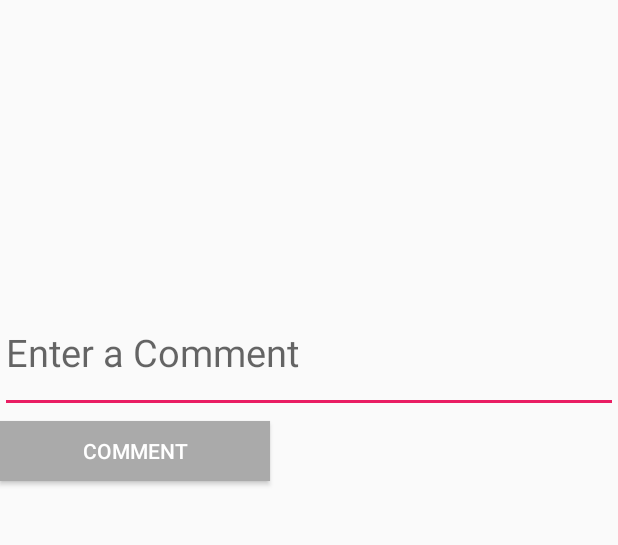
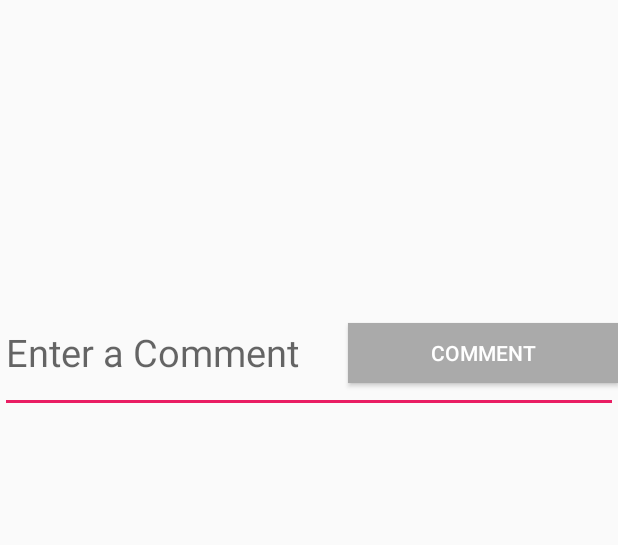
Before and after one commit to AaronSalo/SickNasty, an Android app: the layout activity_post.xml on its own in the app's theme, with its tools: preview values and no code run, on a phone screen of 412 x 824 dp, the part 537-1082 px from its top. Run offline under Robolectric (Android 15) with nearby library versions, the phone set to English and light mode, and no system bars.

Commit message:
Added some changes to commenting and how they're displayed.

```diff
--- a/app/src/main/res/layout/activity_post.xml
+++ b/app/src/main/res/layout/activity_post.xml
@@ -50,7 +50,7 @@
         android:layout_width="match_parent"
         android:layout_height="80dp"
         android:textAlignment="viewStart"
-        android:textColor="@android:color/darker_gray"
+        android:textColor="@android:color/tertiary_text_dark"
         android:textSize="25dp"
         app:layout_constraintEnd_toEndOf="parent"
         app:layout_constraintHorizontal_bias="0.0"
@@ -64,7 +64,7 @@
         android:layout_marginTop="10dp"
         android:hint="Enter a Comment"
         android:textAlignment="viewStart"
-        android:textColor="@android:color/darker_gray"
+        android:textColor="@android:color/black"
         android:textSize="25dp"
         app:layout_constraintEnd_toEndOf="parent"
         app:layout_constraintHorizontal_bias="0.0"
@@ -76,11 +76,11 @@
         android:id="@+id/commentButton"
         android:layout_width="180dp"
         android:layout_height="40dp"
-        android:layout_marginTop="5dp"
+        android:layout_marginTop="20dp"
         android:background="@android:color/darker_gray"
         android:text="Comment"
         android:textColor="@android:color/white"
-        app:layout_constraintStart_toStartOf="@+id/textView"
-        app:layout_constraintTop_toBottomOf="@+id/commentEditText" />
+        app:layout_constraintEnd_toEndOf="@id/commentEditText"
+        app:layout_constraintTop_toTopOf="@+id/commentEditText" />
 
 </androidx.constraintlayout.widget.ConstraintLayout>
```
Also changed, not shown: app/src/main/java/com/sicknasty/business/AccessPosts.java (+7 -0 lines), app/src/main/java/com/sicknasty/presentation/adapter/PostAdapter.java (+11 -0 lines).
